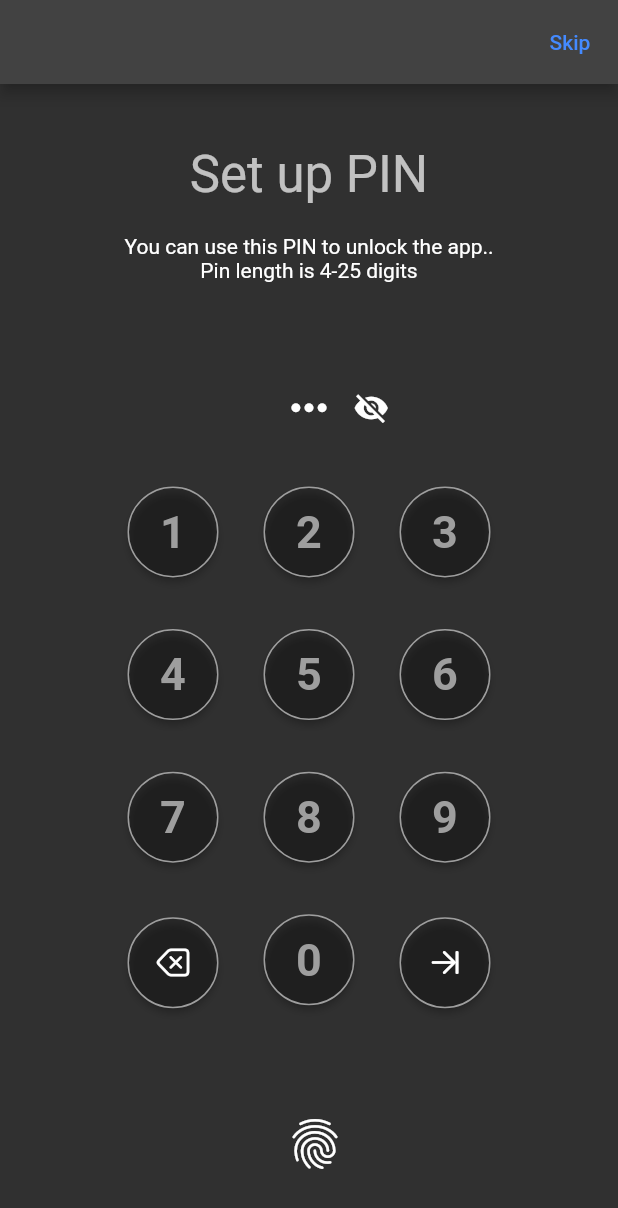
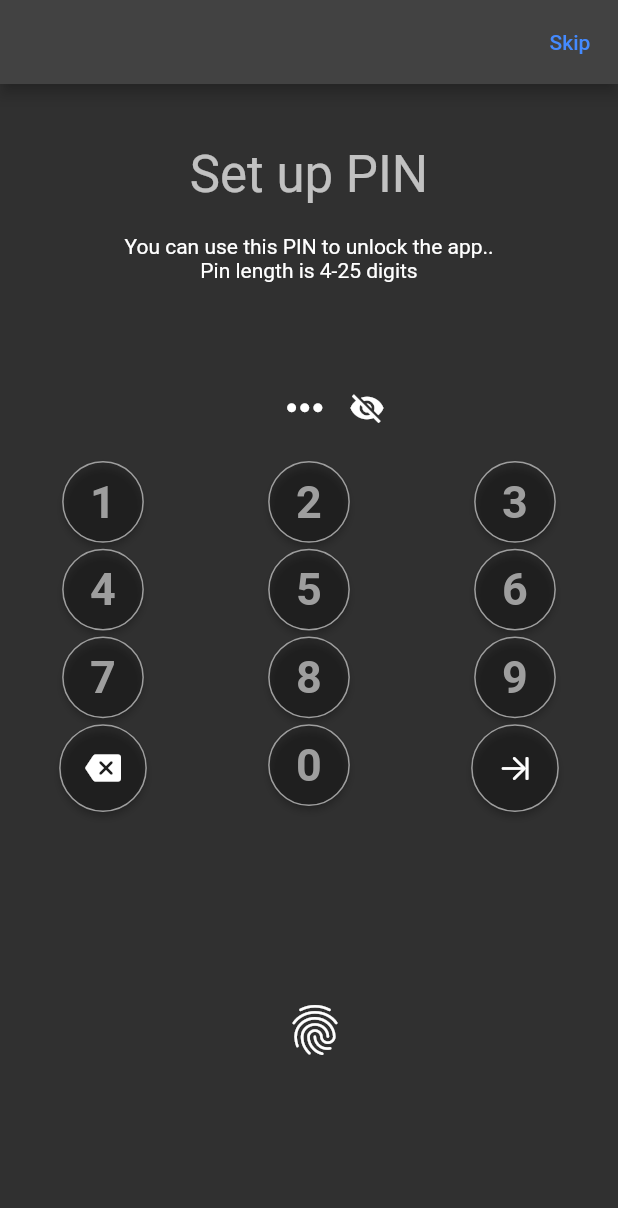
Before and after one commit to AgoraDesk-LocalMonero/flutter-pin-code-widget, a Flutter app: the screen it shows after launch, after a tap on the "visibility" icon, on a phone screen of 412 x 824 dp. Shown: the top 1208 px of the screen. Run offline on Flutter 3.47's test engine with Material 2 defaults, Android fonts, the phone set to English and light mode, and no system bars.

Commit message:
material colors, layout builder

```diff
--- a/lib/src/flutter_pin_code_widget.dart
+++ b/lib/src/flutter_pin_code_widget.dart
@@ -151,21 +151,30 @@ class PinCodeState<T extends PinCodeWidget> extends State<T> {
 
   Widget body(BuildContext context) {
     final deleteIconImage = Icon(
-      CupertinoIcons.delete_left,
+      Icons.backspace_rounded,
       color: widget.deleteIconColor,
     );
     final enterIconImage = Icon(
       CupertinoIcons.arrow_right_to_line,
       color: widget.deleteIconColor,
     );
-    return MeasureSize(
-      onChange: (size) {
-        calculateAspectRatio();
-      },
-      child: Container(
+    return LayoutBuilder(builder: (context, constraints) {
+      final mh = constraints.maxHeight.clamp(480, 768).toDouble();
+      final mw = constraints.maxWidth.clamp(240, 600).toDouble();
+      // final realH = MediaQuery.of(context).size.height;
+      final hr = (mh / 234).clamp(0.5, 1).toDouble();
+      // final hh = mw * hr;
+      // final topH = ((realH - 500 * hr) * 0.5).clamp(0, realH).toDouble();
+
+      final wr = (mw / 468).clamp(0.5, 1).toDouble();
+      // final ww = mw * wr;
+      // final cardW = 600 * wr;
+      return Container(
+        width: mw,
+        height: mh,
         key: _gridViewKey,
         color: widget.backgroundColor,
-        padding: const EdgeInsets.only(left: 70, right: 70, bottom: 0),
+        // padding: const EdgeInsets.only(left: 70, right: 70, bottom: 0),
         child: Column(
           mainAxisAlignment: MainAxisAlignment.spaceBetween,
           mainAxisSize: MainAxisSize.max,
@@ -173,8 +182,8 @@ class PinCodeState<T extends PinCodeWidget> extends State<T> {
             Row(
               mainAxisAlignment: MainAxisAlignment.center,
               children: [
-                const SizedBox(
-                  width: 48,
+                SizedBox(
+                  width: 48 * wr,
                 ),
                 Visibility(
                   visible: pin.isNotEmpty && !isPinVisible,
@@ -195,7 +204,7 @@ class PinCodeState<T extends PinCodeWidget> extends State<T> {
                           );
                   }),
                   child: SizedBox(
-                    height: 35,
+                    height: 35 * hr,
                     child: Padding(
                       padding: const EdgeInsets.fromLTRB(0, 5, 0, 5),
                       child: ListView(
@@ -208,8 +217,8 @@ class PinCodeState<T extends PinCodeWidget> extends State<T> {
                           const size = 10.0;
                           if (index == pin.length - 1) {
                             return AnimatedContainer(
-                              width: animate ? size : size + 10,
-                              height: !animate ? size : size + 10,
+                              width: (animate ? size : size + 10),
+                              height: (!animate ? size : size + 10),
                               duration: const Duration(milliseconds: 300),
                               curve: Curves.easeInOut,
                               decoration: BoxDecoration(
@@ -249,37 +258,36 @@ class PinCodeState<T extends PinCodeWidget> extends State<T> {
               ],
             ),
             const Spacer(flex: 1),
-            Flexible(
-              flex: 75,
-              child: Container(
-                  child: _aspectRatio > 0
-                      ? GridView.count(
+            GridView.count(
               shrinkWrap: true,
               crossAxisCount: 3,
-                          childAspectRatio: _aspectRatio,
+              childAspectRatio: (8 / 3) * hr * wr,
               physics: const NeverScrollableScrollPhysics(),
               children: List.generate(
                 12,
                 (index) {
-                              const double marginRight = 15;
-                              const double marginLeft = 15;
-                              const double marginBottom = 4;
+                  final double marginRight = 15 * wr;
+                  final double marginLeft = 15 * wr;
+                  final double marginBottom = 4 * hr;
 
                   if (index == 9) {
                     return Container(
                       margin: widget.buttonMargin ??
-                                      const EdgeInsets.only(
-                                          left: marginLeft, right: marginRight),
+                          EdgeInsets.only(
+                            left: marginLeft,
+                            right: marginRight,
+                          ),
                       child: MergeSemantics(
                         child: Semantics(
                           label: widget.deleteButtonLabel,
                           child: ElevatedButton(
-                                        style: widget.buttonStyle ??
+                            style: widget.buttonStyle?.copyWith(
+                                  backgroundColor:
+                                      MaterialStatePropertyAll(Colors.red),
+                                ) ??
                                 ElevatedButton.styleFrom(
-                                              foregroundColor:
-                                                  widget.onPressColorAnimation,
-                                              backgroundColor:
-                                                  widget.deleteButtonColor,
+                                  foregroundColor: widget.onPressColorAnimation,
+                                  backgroundColor: widget.deleteButtonColor,
                                   side: widget.borderSide,
                                   shape: const CircleBorder(),
                                 ),
@@ -294,18 +302,22 @@ class PinCodeState<T extends PinCodeWidget> extends State<T> {
                   } else if (index == 11) {
                     return Container(
                       margin: widget.buttonMargin ??
-                                      const EdgeInsets.only(
-                                          left: marginLeft, right: marginRight),
+                          EdgeInsets.only(
+                            left: marginLeft,
+                            right: marginRight,
+                          ),
                       child: MergeSemantics(
                         child: Semantics(
                           label: widget.enterButtonLabel,
                           child: ElevatedButton(
-                                        style: widget.buttonStyle ??
+                            style: widget.buttonStyle?.copyWith(
+                                  backgroundColor: MaterialStatePropertyAll(
+                                    Theme.of(context).colorScheme.primary,
+                                  ),
+                                ) ??
                                 ElevatedButton.styleFrom(
-                                              foregroundColor:
-                                                  widget.onPressColorAnimation,
-                                              backgroundColor:
-                                                  widget.deleteButtonColor,
+                                  foregroundColor: widget.onPressColorAnimation,
+                                  backgroundColor: widget.deleteButtonColor,
                                   side: widget.borderSide,
                                   shape: const CircleBorder(),
                                 ),
@@ -325,15 +337,15 @@ class PinCodeState<T extends PinCodeWidget> extends State<T> {
                   }
                   return Container(
                     margin: widget.buttonMargin ??
-                                    const EdgeInsets.only(
+                        EdgeInsets.only(
                           left: marginLeft,
                           right: marginRight,
-                                        bottom: marginBottom),
+                          bottom: marginBottom,
+                        ),
                     child: ElevatedButton(
                       style: widget.buttonStyle ??
                           ElevatedButton.styleFrom(
-                                        foregroundColor:
-                                            widget.onPressColorAnimation,
+                            foregroundColor: widget.onPressColorAnimation,
                             backgroundColor: widget.buttonColor,
                             side: widget.borderSide,
                             shape: const CircleBorder(),
@@ -347,8 +359,6 @@ class PinCodeState<T extends PinCodeWidget> extends State<T> {
                   );
                 },
               ),
-                        )
-                      : null),
             ),
             widget.centerBottomWidget != null
                 ? Flexible(
@@ -358,8 +368,8 @@ class PinCodeState<T extends PinCodeWidget> extends State<T> {
                 : const SizedBox(),
           ],
         ),
-      ),
       );
+    });
   }
 
   void _onPressed(int num) async {
```
Also changed, not shown: example/pubspec.lock. Lines whose indentation alone changed are shown as unchanged.
